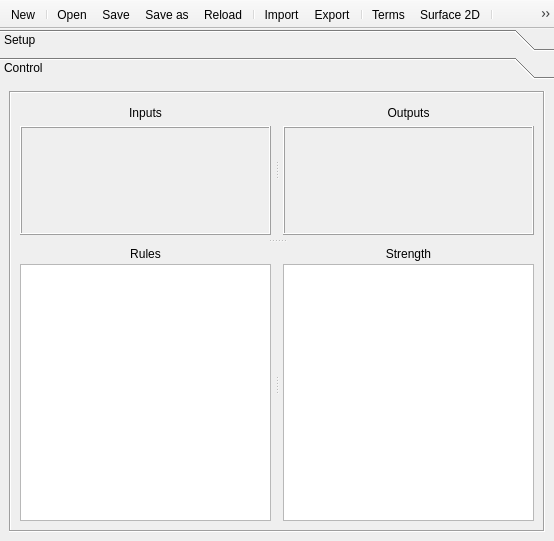
Above: qtfuzzylite/ui/Window.ui from fuzzylite/fuzzylite before the change. Below: the same form after it.
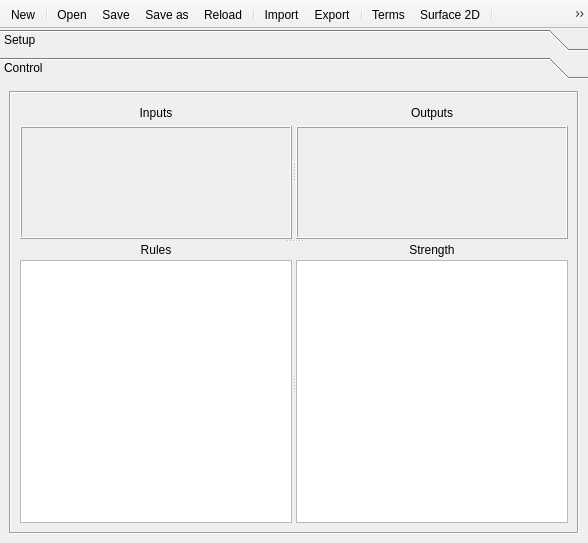
That is the form after the change. The open tabs and pages were chosen to show the change. Icons and pictures are not drawn.

Diff of the .ui file:
```diff
--- a/qtfuzzylite/ui/Window.ui
+++ b/qtfuzzylite/ui/Window.ui
@@ -6,8 +6,8 @@
    <rect>
     <x>0</x>
     <y>0</y>
-    <width>554</width>
-    <height>541</height>
+    <width>588</width>
+    <height>543</height>
    </rect>
   </property>
   <property name="sizePolicy">
@@ -469,8 +469,8 @@
         <rect>
          <x>0</x>
          <y>0</y>
-         <width>222</width>
-         <height>255</height>
+         <width>588</width>
+         <height>408</height>
         </rect>
        </property>
        <attribute name="label">
@@ -506,9 +506,6 @@
              <property name="orientation">
               <enum>Qt::Vertical</enum>
              </property>
-             <property name="handleWidth">
-              <number>12</number>
-             </property>
              <widget class="QSplitter" name="spl_control_inout">
               <property name="sizePolicy">
                <sizepolicy hsizetype="MinimumExpanding" vsizetype="MinimumExpanding">
@@ -519,9 +516,6 @@
               <property name="orientation">
                <enum>Qt::Horizontal</enum>
               </property>
-              <property name="handleWidth">
-               <number>12</number>
-              </property>
               <widget class="QWidget" name="layoutWidget3">
                <layout class="QVBoxLayout" name="verticalLayout_16">
                 <property name="spacing">
@@ -592,8 +586,8 @@
                        <rect>
                         <x>0</x>
                         <y>0</y>
-                        <width>100</width>
-                        <height>30</height>
+                        <width>262</width>
+                        <height>94</height>
                        </rect>
                       </property>
                       <property name="sizePolicy">
@@ -712,8 +706,8 @@
                        <rect>
                         <x>0</x>
                         <y>0</y>
-                        <width>100</width>
-                        <height>30</height>
+                        <width>262</width>
+                        <height>94</height>
                        </rect>
                       </property>
                       <property name="sizePolicy">
@@ -764,9 +758,6 @@
               <property name="orientation">
                <enum>Qt::Horizontal</enum>
               </property>
-              <property name="handleWidth">
-               <number>12</number>
-              </property>
               <widget class="QWidget" name="verticalLayoutWidget">
                <layout class="QVBoxLayout" name="verticalLayout_5">
                 <property name="spacing">
```
Left out of the diff: 6 changed lines with no effect on the pictures.
